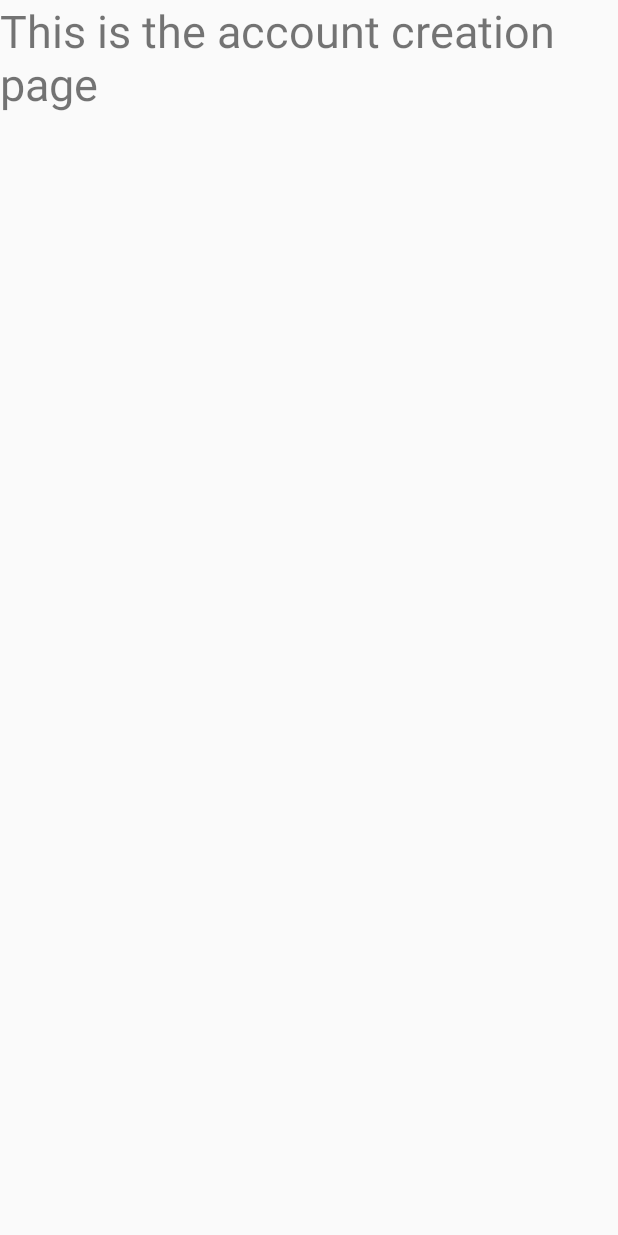
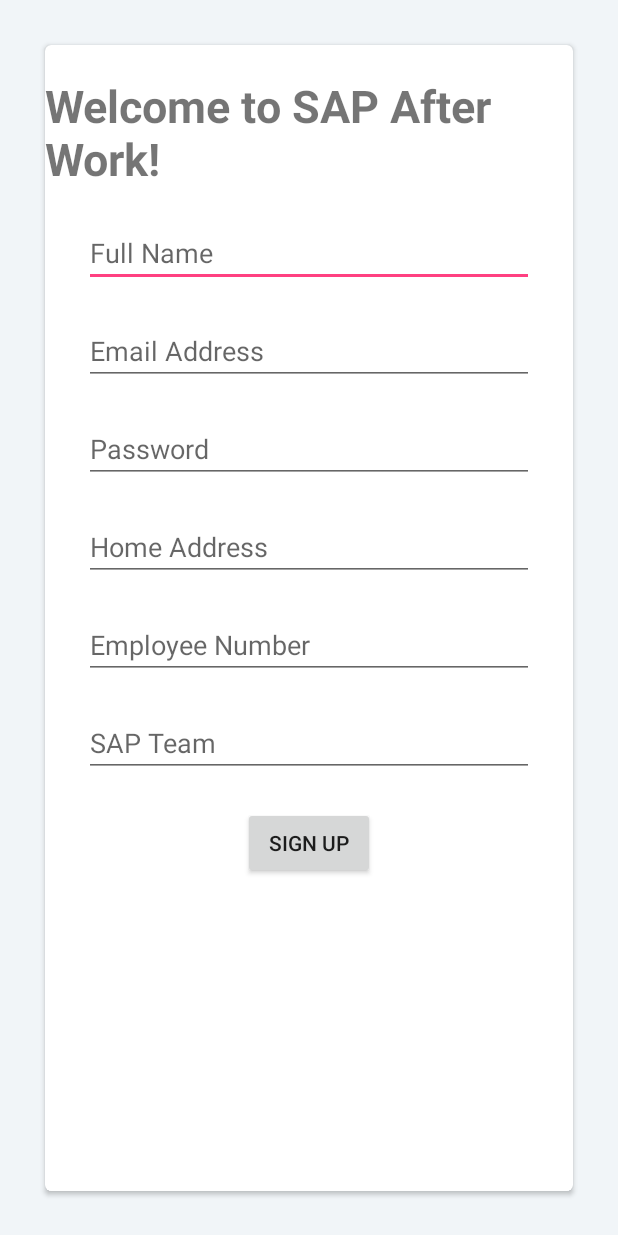
Before and after one commit to xxflo/SAPhackathon, an Android app: the screen it shows after launch (CreateAccount), on a phone screen of 412 x 824 dp. Run offline under Robolectric (Android 15) with nearby library versions, the phone set to English and light mode, and no system bars.

Commit message:
Homescreen ready

```diff
--- a/app/build.gradle
+++ b/app/build.gradle
@@ -29,4 +29,5 @@ dependencies {
     implementation group: 'commons-io', name: 'commons-io', version: '2.6'
     implementation 'com.android.volley:volley:1.1.0'
     implementation 'com.google.code.gson:gson:2.4'
+    implementation 'com.android.support:cardview-v7:26.1.0'
 }
--- a/app/src/main/java/com/example/kessr/saphackathon/CreateAccount.java
+++ b/app/src/main/java/com/example/kessr/saphackathon/CreateAccount.java
@@ -2,6 +2,7 @@ package com.example.kessr.saphackathon;
 
 import android.os.Bundle;
 import android.support.v7.app.AppCompatActivity;
+import android.text.TextUtils;
 import android.view.View;
 import android.widget.EditText;
 import android.widget.Toast;
@@ -9,11 +10,64 @@ import android.widget.Toast;
 public class CreateAccount extends AppCompatActivity {
 
 
+    private EditText userFullName;
+    private EditText userEmailAddress;
+    private EditText userPassword;
+    private EditText userHomeAddress;
+    private EditText userEmployeeNum;
+    private EditText userTeam;
+
+
     @Override
     protected void onCreate(Bundle savedInstanceState) {
         super.onCreate(savedInstanceState);
         setContentView(R.layout.activity_createaccount);
+
+        userFullName = findViewById(R.id.userFullName);
+        userEmailAddress = findViewById(R.id.userEmail);
+        userPassword = findViewById(R.id.userPassword);
+        userHomeAddress = findViewById(R.id.userHomeAddress);
+        userEmployeeNum = findViewById(R.id.userINumber);
+        userTeam = findViewById(R.id.userTeam);
     }
 
+    public void signUpUser(View view) {
+        String emailStr = userEmailAddress.getText().toString().trim();
+        String passwordStr = userPassword.getText().toString().trim();
+        String fullNameStr = userFullName.getText().toString().trim();
+        String homeAddressStr = userHomeAddress.getText().toString().trim();
+        String employeeNumStr = userEmployeeNum.getText().toString().trim();
+        String userTeamStr = userTeam.getText().toString().trim();
 
+        if(TextUtils.isEmpty(emailStr)){
+            //email is empty
+            Toast.makeText(CreateAccount.this, "Please enter your email",Toast.LENGTH_LONG).show();
+            //stopping execution further
+            return;
+        }
+        if (!android.util.Patterns.EMAIL_ADDRESS.matcher(emailStr).matches()) {
+            Toast.makeText(CreateAccount.this, "Please enter a valid email",Toast.LENGTH_LONG).show();
+            //stopping execution further
+            return;
+        }
+        if (emailStr.equals("")) {
+            Toast.makeText(CreateAccount.this, "Please enter an email address",Toast.LENGTH_LONG).show();
+            //stopping execution further
+            return;
+        }
+        if(TextUtils.isEmpty(passwordStr)){
+            //email is empty
+            Toast.makeText(CreateAccount.this, "Please enter password",Toast.LENGTH_LONG).show();
+            //stopping execution further
+            return;
+        }
+        if (passwordStr.length() < 6) {
+            Toast.makeText(CreateAccount.this, "Please enter a password with 6 characters or longer",Toast.LENGTH_LONG).show();
+            //stopping execution further
+            return;
+        }
+
+        Toast.makeText(CreateAccount.this, "Sign Up Successful!", Toast.LENGTH_LONG).show();
+        // TODO  setContentView(R.layout.main_user_page);
+    }
 }
--- a/app/src/main/java/com/example/kessr/saphackathon/MainActivity.java
+++ b/app/src/main/java/com/example/kessr/saphackathon/MainActivity.java
@@ -22,6 +22,8 @@ public class MainActivity extends AppCompatActivity {
         if(loginSuccess){
             Toast.makeText(this, "Login successful!", Toast.LENGTH_SHORT).show();
             fade();
+            Intent activityChangeIntent = new Intent(MainActivity.this, MainFeedPage.class);
+            MainActivity.this.startActivity(activityChangeIntent);
         }else{
             Toast.makeText(this, "Login Failed, please try again", Toast.LENGTH_SHORT).show();
         }
@@ -29,7 +31,7 @@ public class MainActivity extends AppCompatActivity {
     }
 
     public void test(View button){
-        Intent activityChangeIntent = new Intent(MainActivity.this, WeatherInformation.class);
+        Intent activityChangeIntent = new Intent(MainActivity.this, MainFeedPage.class);
         MainActivity.this.startActivity(activityChangeIntent);
     }
 
--- a/app/src/main/res/layout/activity_createaccount.xml
+++ b/app/src/main/res/layout/activity_createaccount.xml
@@ -1,17 +1,85 @@
 <?xml version="1.0" encoding="utf-8"?>
-<android.support.constraint.ConstraintLayout xmlns:android="http://schemas.android.com/apk/res/android"
+<LinearLayout xmlns:android="http://schemas.android.com/apk/res/android"
     xmlns:app="http://schemas.android.com/apk/res-auto"
     xmlns:tools="http://schemas.android.com/tools"
     android:layout_width="match_parent"
     android:layout_height="match_parent"
-    tools:context="com.example.kessr.saphackathon.CreateAccount">
+    tools:context="com.example.kessr.saphackathon.CreateAccount"
+    android:orientation="vertical"
+    android:background="@color/azur">
 
-    <TextView
-        android:id="@+id/textView2"
-        android:layout_width="wrap_content"
-        android:layout_height="wrap_content"
-        android:text="This is the account creation page"
-        android:textSize="30sp"
-        tools:layout_editor_absoluteX="16dp"
-        tools:layout_editor_absoluteY="37dp" />
-</android.support.constraint.ConstraintLayout>
+    <android.support.v7.widget.CardView
+        android:layout_margin="30dp"
+        app:cardCornerRadius="4dp"
+        android:layout_width="match_parent"
+        android:layout_height="match_parent">
+        <LinearLayout
+            android:orientation="vertical"
+            android:layout_width="match_parent"
+            android:layout_height="match_parent">
+
+            <TextView
+                android:text="@string/welcome_to_sap_after_work"
+                android:layout_width="wrap_content"
+                android:layout_height="wrap_content"
+                android:layout_gravity="center_horizontal"
+                android:layout_marginTop="20dp"
+                android:textSize="30sp"
+                android:textStyle="bold" />
+            <EditText
+                android:id="@+id/userFullName"
+                android:hint="@string/full_name"
+                android:layout_marginTop="20dp"
+                android:layout_width="300dp"
+                android:layout_height="wrap_content"
+                android:layout_gravity="center_horizontal"/>
+            <EditText
+                android:id="@+id/userEmail"
+                android:hint="@string/email_address"
+                android:layout_marginTop="20dp"
+                android:layout_width="300dp"
+                android:layout_height="wrap_content"
+                android:layout_gravity="center_horizontal"
+                android:inputType="textEmailAddress"/>
+            <EditText
+                android:id="@+id/userPassword"
+                android:hint="@string/password"
+                android:layout_marginTop="20dp"
+                android:layout_width="300dp"
+                android:layout_height="wrap_content"
+                android:layout_gravity="center_horizontal"
+                android:inputType="textPassword"/>
+            <EditText
+                android:id="@+id/userHomeAddress"
+                android:hint="@string/home_address"
+                android:layout_marginTop="20dp"
+                android:layout_width="300dp"
+                android:layout_height="wrap_content"
+                android:layout_gravity="center_horizontal"
+                android:inputType="textPostalAddress"/>
+            <EditText
+                android:id="@+id/userINumber"
+                android:hint="@string/INumber"
+                android:layout_marginTop="20dp"
+                android:layout_width="300dp"
+                android:layout_height="wrap_content"
+                android:layout_gravity="center_horizontal" />
+            <EditText
+                android:id="@+id/userTeam"
+                android:hint="@string/sap_team"
+                android:layout_marginTop="20dp"
+                android:layout_width="300dp"
+                android:layout_height="wrap_content"
+                android:layout_gravity="center_horizontal" />
+            <Button
+                android:id="@+id/signUpButton"
+                android:text="@string/sign_up"
+                android:layout_width="wrap_content"
+                android:layout_height="wrap_content"
+                android:layout_gravity="center_horizontal"
+                android:layout_marginTop="20dp"
+                android:onClick="signUpUser"/>
+        </LinearLayout>
+    </android.support.v7.widget.CardView>
+
+</LinearLayout>
--- a/app/src/main/res/layout/activity_main.xml
+++ b/app/src/main/res/layout/activity_main.xml
@@ -67,7 +67,7 @@
         android:layout_width="wrap_content"
         android:layout_height="wrap_content"
         android:layout_marginTop="28dp"
-        android:onClick="test"
+        android:onClick="createAccount"
         android:text="Sign up"
         app:layout_constraintEnd_toEndOf="@+id/loginButton"
         app:layout_constraintHorizontal_bias="0.0"
--- a/app/src/main/res/values/colors.xml
+++ b/app/src/main/res/values/colors.xml
@@ -3,4 +3,6 @@
     <color name="colorPrimary">#3F51B5</color>
     <color name="colorPrimaryDark">#303F9F</color>
     <color name="colorAccent">#FF4081</color>
+    <color name="azur">#f1f5f8</color>
+    <color name="white">#ffffff</color>
 </resources>
--- a/app/src/main/res/values/strings.xml
+++ b/app/src/main/res/values/strings.xml
@@ -1,3 +1,23 @@
 <resources>
     <string name="app_name">SAP hackathon</string>
+
+    <string name="welcome_to_sap_after_work">Welcome to SAP After Work!</string>
+
+    <string name="full_name">Full Name</string>
+
+    <string name="email_address">Email Address</string>
+
+    <string name="password">Password</string>
+
+    <string name="home_address">Home Address</string>
+
+    <string name="sap_team">SAP Team</string>
+
+    <string name="INumber">Employee Number</string>
+
+    <string name="sign_up">Sign Up</string>
+
+    <string name="create_event">Create Event</string>
+
+
 </resources>
--- a/app/src/main/res/values/styles.xml
+++ b/app/src/main/res/values/styles.xml
@@ -8,4 +8,5 @@
         <item name="colorAccent">@color/colorAccent</item>
     </style>
 
+
 </resources>
```
Also changed, not shown: app/src/main/AndroidManifest.xml (+14 -0 lines), app/src/main/java/com/example/kessr/saphackathon/CreateEvent.java (added, +18 -0 lines), app/src/main/java/com/example/kessr/saphackathon/CustomAdapter.java (added, +41 -0 lines), app/src/main/java/com/example/kessr/saphackathon/Event.java (added, +90 -0 lines), app/src/main/java/com/example/kessr/saphackathon/EventManager.java (added, +14 -0 lines), app/src/main/java/com/example/kessr/saphackathon/MainFeedPage.java (added, +43 -0 lines), app/src/main/java/com/example/kessr/saphackathon/WeatherInformation.java (+8 -4 lines), app/src/main/res/layout/activity_feed.xml (added, +67 -0 lines), app/src/main/res/layout/activity_weather.xml (+41 -6 lines), app/src/main/res/layout/event_feed.xml (added, +98 -0 lines), app/src/main/res/drawable/plusicon.png (added).
